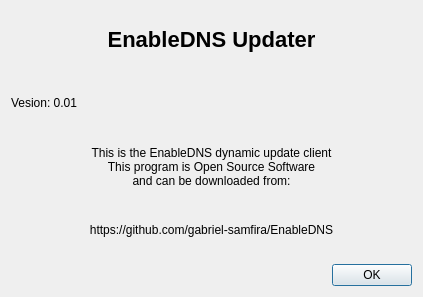
Old version of the form EDnsUpdater/resources/about.ui in the repository gabriel-samfira/EnableDNS.
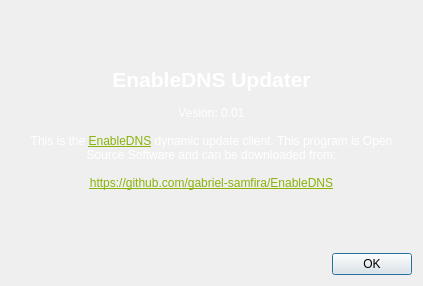
New version of the form. Icons and pictures are not drawn.

The edit to the form file:
```diff
--- a/EDnsUpdater/resources/about.ui
+++ b/EDnsUpdater/resources/about.ui
@@ -10,57 +10,49 @@
     <x>0</x>
     <y>0</y>
     <width>423</width>
-    <height>297</height>
+    <height>286</height>
    </rect>
   </property>
   <property name="windowTitle">
    <string>Dialog</string>
   </property>
   <property name="styleSheet">
-   <string notr="true">#label {
+   <string notr="true">#About {
+background: url(&quot;:/updater/background-small.png&quot;);
+}
+
+#label_3 {
 font-weight: bold;
 font-size:22px;
+color: white;
 }</string>
   </property>
   <layout class="QVBoxLayout" name="verticalLayout">
    <item>
     <layout class="QVBoxLayout" name="verticalLayout_2">
-     <item>
-      <widget class="QLabel" name="label">
-       <property name="text">
-        <string>EnableDNS Updater</string>
-       </property>
-       <property name="alignment">
-        <set>Qt::AlignCenter</set>
-       </property>
-      </widget>
-     </item>
      <item>
       <widget class="QLabel" name="label_3">
        <property name="text">
-        <string>Vesion: 0.01</string>
+        <string>&lt;!DOCTYPE HTML PUBLIC &quot;-//W3C//DTD HTML 4.0//EN&quot; &quot;http://www.w3.org/TR/REC-html40/strict.dtd&quot;&gt;
+&lt;html&gt;&lt;head&gt;&lt;meta name=&quot;qrichtext&quot; content=&quot;1&quot; /&gt;&lt;style type=&quot;text/css&quot;&gt;
+p, li { white-space: pre-wrap; }
+&lt;/style&gt;&lt;/head&gt;&lt;body style=&quot; font-family:'Ubuntu'; font-weight:600; font-style:normal;&quot;&gt;
+&lt;p align=&quot;center&quot; style=&quot; margin-top:0px; margin-bottom:0px; margin-left:0px; margin-right:0px; -qt-block-indent:0; text-indent:0px;&quot;&gt;&lt;span style=&quot; font-size:16pt;&quot;&gt;EnableDNS Updater&lt;/span&gt;&lt;/p&gt;
+&lt;p align=&quot;center&quot; style=&quot;-qt-paragraph-type:empty; margin-top:0px; margin-bottom:0px; margin-left:0px; margin-right:0px; -qt-block-indent:0; text-indent:0px; font-size:9pt;&quot;&gt;&lt;/p&gt;
+&lt;p align=&quot;center&quot; style=&quot; margin-top:0px; margin-bottom:0px; margin-left:0px; margin-right:0px; -qt-block-indent:0; text-indent:0px;&quot;&gt;&lt;span style=&quot; font-size:9pt; font-weight:400;&quot;&gt;Vesion: 0.01&lt;/span&gt;&lt;/p&gt;
+&lt;p align=&quot;center&quot; style=&quot;-qt-paragraph-type:empty; margin-top:0px; margin-bottom:0px; margin-left:0px; margin-right:0px; -qt-block-indent:0; text-indent:0px; font-size:9pt; font-weight:400;&quot;&gt;&lt;/p&gt;
+&lt;p align=&quot;center&quot; style=&quot; margin-top:0px; margin-bottom:0px; margin-left:0px; margin-right:0px; -qt-block-indent:0; text-indent:0px;&quot;&gt;&lt;span style=&quot; font-size:9pt; font-weight:400;&quot;&gt;This is the &lt;/span&gt;&lt;a href=&quot;https://enabledns.com/&quot;&gt;&lt;span style=&quot; font-size:9pt; font-weight:400; text-decoration: underline; color:#8ab20a;&quot;&gt;EnableDNS&lt;/span&gt;&lt;/a&gt;&lt;span style=&quot; font-size:9pt; font-weight:400;&quot;&gt; dynamic update client. This program is Open Source Software and can be downloaded from:&lt;/span&gt;&lt;/p&gt;
+&lt;p style=&quot;-qt-paragraph-type:empty; margin-top:0px; margin-bottom:0px; margin-left:0px; margin-right:0px; -qt-block-indent:0; text-indent:0px; font-size:9pt; font-weight:400;&quot;&gt;&lt;/p&gt;
+&lt;p align=&quot;center&quot; style=&quot; margin-top:0px; margin-bottom:0px; margin-left:0px; margin-right:0px; -qt-block-indent:0; text-indent:0px;&quot;&gt;&lt;a href=&quot;https://github.com/gabriel-samfira/EnableDNS&quot;&gt;&lt;span style=&quot; font-size:9pt; font-weight:400; text-decoration: underline; color:#8ab20a;&quot;&gt;https://github.com/gabriel-samfira/EnableDNS&lt;/span&gt;&lt;/a&gt;&lt;/p&gt;&lt;/body&gt;&lt;/html&gt;</string>
        </property>
-      </widget>
-     </item>
-     <item>
-      <widget class="QLabel" name="label_4">
-       <property name="text">
-        <string>This is the EnableDNS dynamic update client
-This program is Open Source Software
-and can be downloaded from:</string>
+       <property name="wordWrap">
+        <bool>true</bool>
        </property>
-       <property name="alignment">
-        <set>Qt::AlignCenter</set>
+       <property name="openExternalLinks">
+        <bool>true</bool>
        </property>
-      </widget>
-     </item>
-     <item>
-      <widget class="QLabel" name="label_2">
-       <property name="text">
-        <string>https://github.com/gabriel-samfira/EnableDNS</string>
-       </property>
-       <property name="alignment">
-        <set>Qt::AlignCenter</set>
+       <property name="textInteractionFlags">
+        <set>Qt::TextBrowserInteraction</set>
        </property>
       </widget>
      </item>
```
Left out of the diff: 8 changed lines with no effect on the pictures.
